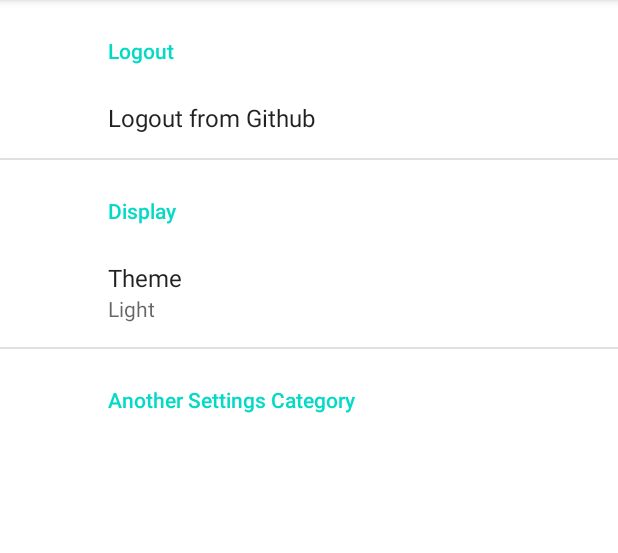
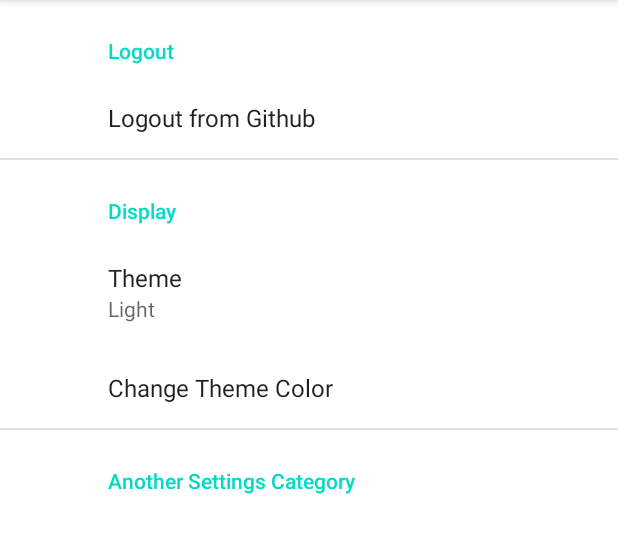
Before and after one commit to ryanhlewis/Central-Documentation-App, an Android app: the fragment SettingsFragment shown on its own in the app's theme, on a phone screen of 412 x 824 dp, the part 84-637 px from its top. Run offline under Robolectric (Android 15) with nearby library versions, the phone set to English and light mode, and no system bars; our stand-ins replace androidx.preference; Roboto replaces fonts that are not available here.

Commit message:
Theme Color

```diff
--- a/app/build.gradle
+++ b/app/build.gradle
@@ -36,6 +36,10 @@ android {
 
 dependencies {
     implementation("com.squareup.okhttp3:logging-interceptor:4.9.3")
+    implementation "dev.sasikanth:colorsheet:1.0.1"
+
+
+
 
 // Retrofit
     implementation 'com.squareup.retrofit2:retrofit:2.1.0'
--- a/app/src/main/java/com/centraldocs/centraldocs/SettingsFragment.kt
+++ b/app/src/main/java/com/centraldocs/centraldocs/SettingsFragment.kt
@@ -9,12 +9,12 @@ import androidx.preference.Preference
 import androidx.preference.PreferenceFragmentCompat
 import centraldocs.centraldocs.R
 
-
 class SettingsFragment : PreferenceFragmentCompat() {
 
 
     override fun onCreatePreferences(savedInstanceState: Bundle?, rootKey: String?) {
         setPreferencesFromResource(R.xml.root_preferences, rootKey)
+
 
         var sharedPreferences =
             context?.getSharedPreferences("MyPrefs", AppCompatActivity.MODE_PRIVATE)
@@ -47,9 +47,25 @@ class SettingsFragment : PreferenceFragmentCompat() {
 
         }
 
+        val signaturePreference: Preference? = findPreference("logout")
+        signaturePreference?.isVisible = true
+
+        if (signaturePreference != null) {
+            signaturePreference.setOnPreferenceClickListener {
+                /*    ColorSheet().colorPicker(
+                    colors = colors,
+                    listener = { color ->
+                        // Handle color
+                    })
+                    .show(supportFragmentManager)
+            */
+                true
+            }
+            }
         initializeThemePreference()
 
     }
+
 
 
     private fun initializeThemePreference() {
@@ -89,6 +105,7 @@ class SettingsFragment : PreferenceFragmentCompat() {
                 return true
             }
         }
+
     }
 
 
--- a/app/src/main/res/values/arrays.xml
+++ b/app/src/main/res/values/arrays.xml
@@ -15,5 +15,10 @@
         <item>Dark</item>
         <item>System Default</item>
     </array>
+    <array name="color_palette_preference_summary">
+        <item>item1</item>
+        <item>item2</item>
+        <item>item3</item>
+    </array>
 
 </resources>
--- a/app/src/main/res/values/colors.xml
+++ b/app/src/main/res/values/colors.xml
@@ -8,4 +8,7 @@
     <color name="black">#FF000000</color>
     <color name="white">#FFFFFFFF</color>
     <color name="gray">#BC000000</color>
+    <color name="red">#FF0000</color>
+    <color name="dialog_preview_border_color">#0000FF</color>
+    <color name="preview_border_color">#FFFFFFFF</color>
 </resources>
--- a/app/src/main/res/values/dimens.xml
+++ b/app/src/main/res/values/dimens.xml
@@ -5,4 +5,9 @@
     <dimen name="nav_header_vertical_spacing">8dp</dimen>
     <dimen name="nav_header_height">176dp</dimen>
     <dimen name="fab_margin">16dp</dimen>
+    <dimen name="preview_size">16dp</dimen>
+    <dimen name="preview_border_width">16dp</dimen>
+    <dimen name="dialog_preview_size">16dp</dimen>
+    <dimen name="dialog_preview_border_width">16dp</dimen>
+
 </resources>
--- a/app/src/main/res/values/strings.xml
+++ b/app/src/main/res/values/strings.xml
@@ -43,4 +43,9 @@
     <string name="home_intro">Peer-edited, open, and understandable documentation for everyone.</string>
     <string name="logo">Logo</string>
     <string name="logo_image">logo image</string>
+    <string name="color_palette_preference_dialog_message">Change Theme</string>
+    <string name="color_palette_preference_dialog_title">example1</string>
+    <string name="color_palette_preference_key">example2</string>
+    <string name="color_palette_preference_title">example4</string>
+
 </resources>
--- a/app/src/main/res/xml/root_preferences.xml
+++ b/app/src/main/res/xml/root_preferences.xml
@@ -1,5 +1,7 @@
 <PreferenceScreen xmlns:android="http://schemas.android.com/apk/res/android"
     xmlns:app="http://schemas.android.com/apk/res-auto">
+
+
 
     <PreferenceCategory
         android:id="@+id/logoutMenu"
@@ -22,6 +24,10 @@
         -->
 
         <ListPreference app:defaultValue="Light" app:entries="@array/themes_array" app:entryValues="@array/themes_array" app:key="theme_color" app:title="Theme" app:useSimpleSummaryProvider="true"/>
+        <Preference
+            app:key="changecolor"
+            app:title="Change Theme Color"
+            app:useSimpleSummaryProvider="false" />
 
 
 
```
Also changed, not shown: build.gradle (line endings or trailing spaces).
